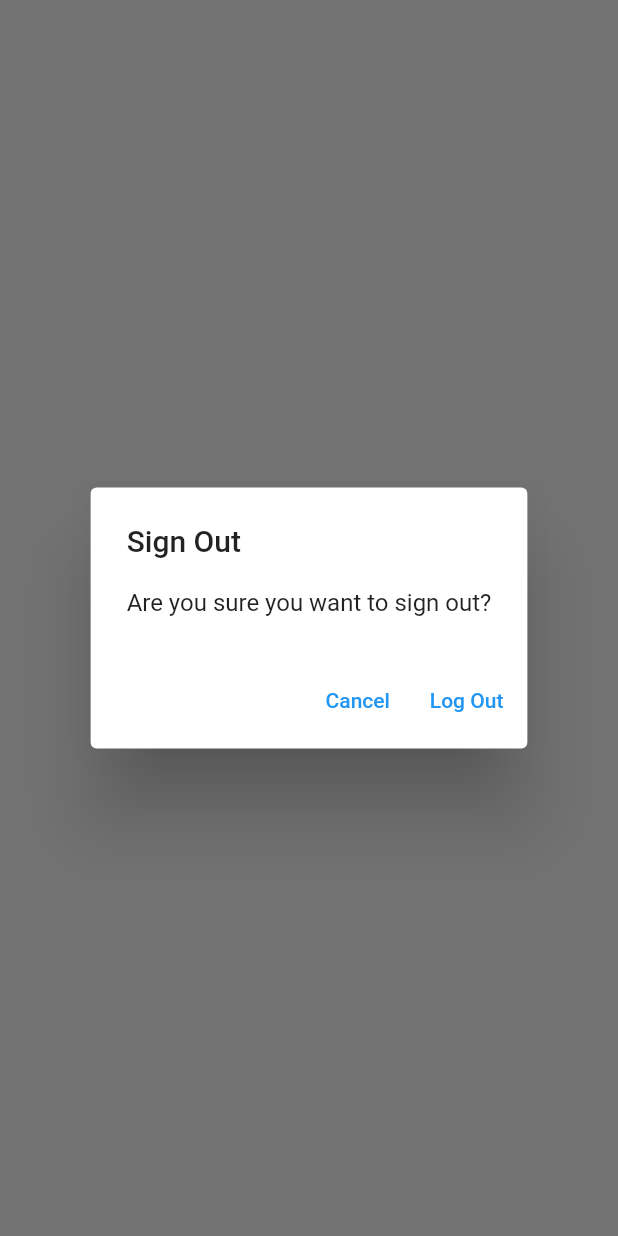
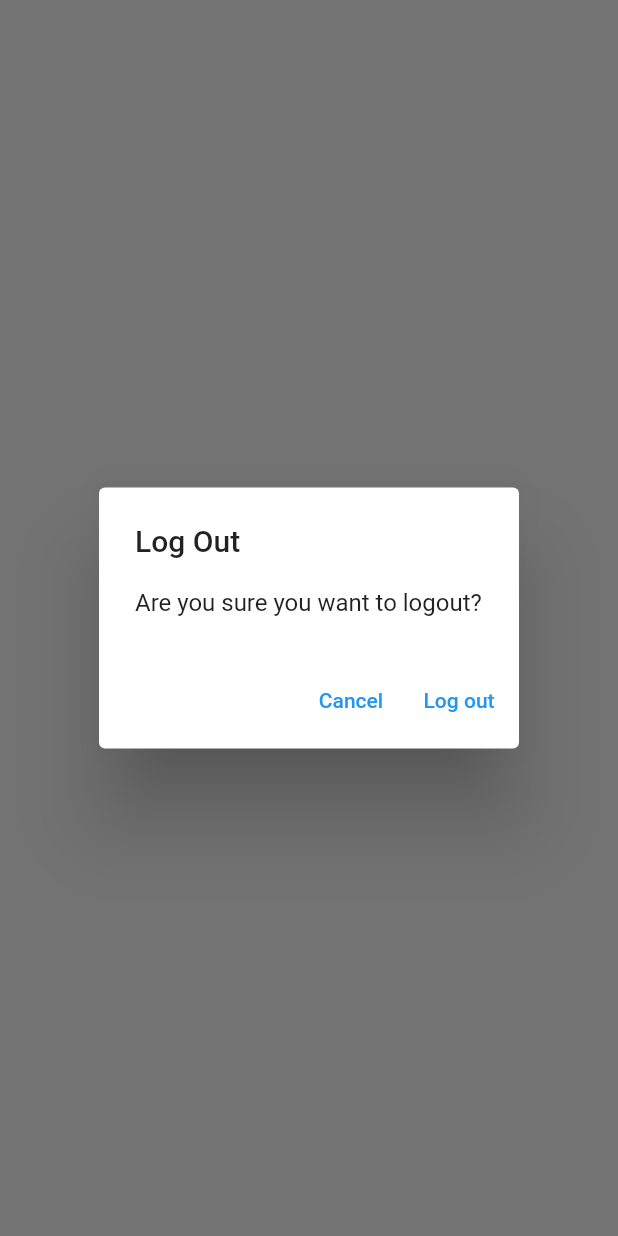
Before and after one commit to Grois333/Notekeep, a Flutter app: what showLogOutDialog() shows on an empty page, opened directly, on a phone screen of 412 x 824 dp. Run offline on Flutter 3.47's test engine with Material 2 defaults, Android fonts, the phone set to English and light mode, and no system bars; our stand-ins replace firebase_auth, firebase_core, sqflite; accounts and stored records are empty; generated files the repository leaves out were written again; network calls fail.

Commit message:
Deleting Existing Notes in Notes View

```diff
--- /dev/null
+++ b/lib/utilities/dialogs/generic_dialog.dart
@@ -0,0 +1,34 @@
+import 'package:flutter/material.dart';
+
+typedef DialogOptionBuilder<T> = Map<String, T?> Function();
+
+Future<T?> showGenericDialog<T>({
+  required BuildContext context,
+  required String title,
+  required String content,
+  required DialogOptionBuilder optionsBuilder,
+}) {
+  final options = optionsBuilder();
+  return showDialog<T>(
+    context: context,
+    builder: (context) {
+      return AlertDialog(
+        title: Text(title),
+        content: Text(content),
+        actions: options.keys.map((optionTitle) {
+          final value = options[optionTitle];
+          return TextButton(
+            onPressed: () {
+              if (value != null) {
+                Navigator.of(context).pop(value);
+              } else {
+                Navigator.of(context).pop();
+              }
+            },
+            child: Text(optionTitle),
+          );
+        }).toList(),
+      );
+    },
+  );
+}
--- /dev/null
+++ b/lib/utilities/dialogs/logout_dialog.dart
@@ -0,0 +1,22 @@
+import 'package:flutter/material.dart';
+//import 'package:notekeep/extensions/buildcontext/loc.dart';
+import 'package:notekeep/utilities/dialogs/generic_dialog.dart';
+
+Future<bool> showLogOutDialog(BuildContext context) {
+  return showGenericDialog<bool>(
+    context: context,
+    title: "Log Out",
+    //title: context.loc.logout_button,
+    content: "Are you sure you want to logout?",
+    //content: context.loc.logout_dialog_prompt,
+    optionsBuilder: () => {
+      "Cancel": false,
+      //context.loc.cancel: false,
+      "Log out": true,
+      //context.loc.logout_button: true,
+    },
+  )
+  .then(
+    (value) => value ?? false,
+  );
+}
--- a/lib/views/login_view.dart
+++ b/lib/views/login_view.dart
@@ -5,7 +5,7 @@
 //import 'dart:developer' as devtools show log;
 
 import '../constants/routes.dart';
-import '../utilities/show_error_dialog.dart';
+import '../utilities/dialogs/error_dialog.dart';
 
 class LoginView extends StatefulWidget {
   const LoginView({ Key? key }) : super(key: key);
--- a/lib/views/notes/notes_view.dart
+++ b/lib/views/notes/notes_view.dart
@@ -4,8 +4,10 @@
 import 'package:flutter/material.dart';
 import 'package:notekeep/constants/routes.dart';
 import 'package:notekeep/services/crud/notes_service.dart';
+import 'package:notekeep/views/notes/notes_list_view.dart';
 import '../../enums/menu_action.dart';
 import '../../services/auth/auth_service.dart';
+import '../../utilities/dialogs/logout_dialog.dart';
 
 class NotesView extends StatefulWidget {
   const NotesView({ Key? key }) : super(key: key);
@@ -83,18 +85,10 @@
                       if(snapshot.hasData){
                         final allNotes = snapshot.data as List<DatabaseNote>;
                         //print(allNotes);
-                        return ListView.builder(
-                          itemCount: allNotes.length,
-                          itemBuilder: (context, index){
-                            final note = allNotes[index];
-                            return ListTile(
-                              title: Text(
-                                note.text,
-                                maxLines: 1,
-                                softWrap: true,
-                                overflow: TextOverflow.ellipsis,
-                              ),
-                            );
+                        return NotesListView(
+                          notes: allNotes,
+                          onDeleteNote: (note) async{
+                            await _notesService.deleteNote(id: note.id);
                           },
                         );
                         //return const Text('Got all the notes');
@@ -115,28 +109,28 @@
   }
 }
 
-Future<bool> showLogOutDialog(BuildContext context){
-  return showDialog<bool>(
-    context: context,
-    builder: (context) {
-      return AlertDialog(
-        title: const Text('Sign Out'),
-        content: const Text('Are you sure you want to sign out?'),
-        actions: [
-          TextButton(
-            onPressed: (){
-              Navigator.of(context).pop(false);
-            },
-            child: const Text('Cancel'),
-          ),
-          TextButton(
-            onPressed: (){
-              Navigator.of(context).pop(true);
-            },
-            child: const Text('Log Out'),
-          ),
-        ],
-      );
-    }
-  ).then((value) => value ?? false );
-}
+// Future<bool> showLogOutDialog(BuildContext context){
+//   return showDialog<bool>(
+//     context: context,
+//     builder: (context) {
+//       return AlertDialog(
+//         title: const Text('Sign Out'),
+//         content: const Text('Are you sure you want to sign out?'),
+//         actions: [
+//           TextButton(
+//             onPressed: (){
+//               Navigator.of(context).pop(false);
+//             },
+//             child: const Text('Cancel'),
+//           ),
+//           TextButton(
+//             onPressed: (){
+//               Navigator.of(context).pop(true);
+//             },
+//             child: const Text('Log Out'),
+//           ),
+//         ],
+//       );
+//     }
+//   ).then((value) => value ?? false );
+// }
--- a/lib/views/register_view.dart
+++ b/lib/views/register_view.dart
@@ -5,7 +5,8 @@
 import 'package:notekeep/constants/routes.dart';
 import 'package:notekeep/services/auth/auth_exceptions.dart';
 import 'package:notekeep/services/auth/auth_service.dart';
-import 'package:notekeep/utilities/show_error_dialog.dart';
+
+import '../utilities/dialogs/error_dialog.dart';
 
 class RegisterView extends StatefulWidget {
   const RegisterView({ Key? key }) : super(key: key);
```
Also changed, not shown: lib/utilities/dialogs/delete_dialog.dart (added, +21 -0 lines), lib/utilities/dialogs/error_dialog.dart (added, +19 -0 lines), lib/utilities/show_error_dialog.dart (deleted, +0 -18 lines), lib/views/notes/notes_list_view.dart (added, +56 -0 lines).
